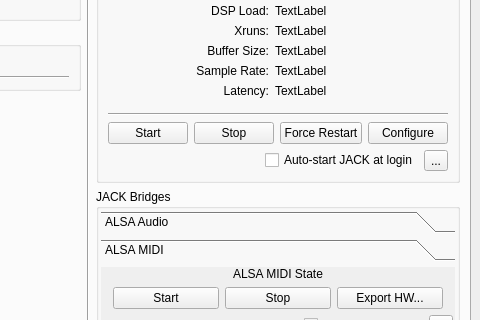
This is resources/ui/cadence.ui in falkTX/Cadence as Qt 5 draws it before an edit; both pictures show x 273 to 753 and y 147 to 467 of the 753 by 579 pixel window. The edited form follows.
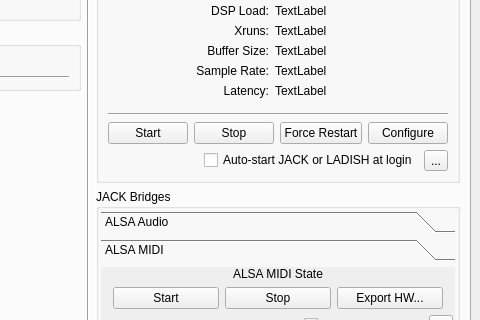
This is the edited form. The open tabs and pages were chosen to show the change. Icons and pictures are not drawn. Custom widgets are drawn as their Qt base class.

Diff of the .ui file:
```diff
--- a/resources/ui/cadence.ui
+++ b/resources/ui/cadence.ui
@@ -450,7 +450,7 @@
                <item>
                 <widget class="QCheckBox" name="cb_jack_autostart">
                  <property name="text">
-                  <string>Auto-start JACK at login</string>
+                  <string>Auto-start JACK or LADISH at login</string>
                  </property>
                 </widget>
                </item>
```
Left out of the diff: 32 changed lines with no effect on the pictures.
